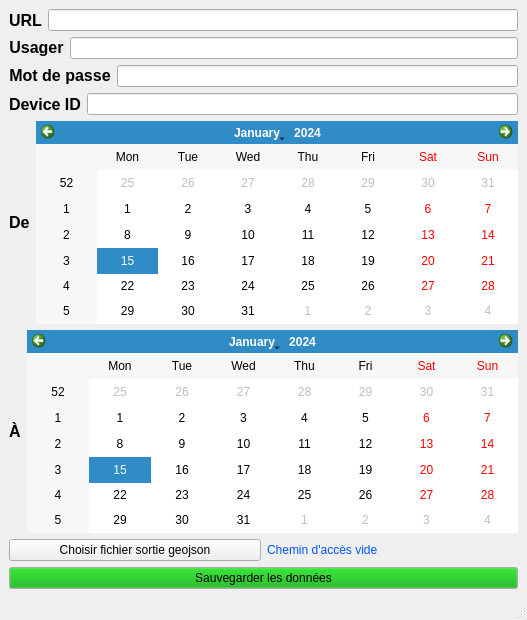
Old version of the form vue.ui in the repository geocot/TraccarAPI2.
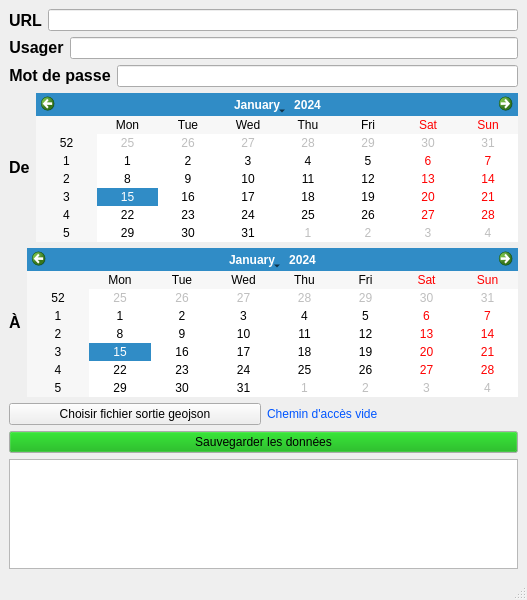
New version of the form.

```diff
--- a/vue.ui
+++ b/vue.ui
@@ -7,7 +7,7 @@
     <x>0</x>
     <y>0</y>
     <width>527</width>
-    <height>620</height>
+    <height>600</height>
    </rect>
   </property>
   <property name="windowTitle">
@@ -99,25 +99,7 @@
        </layout>
       </item>
       <item>
-       <layout class="QHBoxLayout" name="horizontalLayout_2">
-        <item>
-         <widget class="QLabel" name="label_3">
-          <property name="font">
-           <font>
-            <pointsize>12</pointsize>
-            <weight>75</weight>
-            <bold>true</bold>
-           </font>
-          </property>
-          <property name="text">
-           <string>Device ID</string>
-          </property>
-         </widget>
-        </item>
-        <item>
-         <widget class="QLineEdit" name="leDeviceId"/>
-        </item>
-       </layout>
+       <layout class="QHBoxLayout" name="horizontalLayout_2"/>
       </item>
       <item>
        <layout class="QHBoxLayout" name="horizontalLayout_4">
@@ -242,6 +224,9 @@
       </property>
      </widget>
     </item>
+    <item>
+     <widget class="QTextEdit" name="txtLog"/>
+    </item>
    </layout>
   </widget>
   <widget class="QMenuBar" name="menubar">
```
